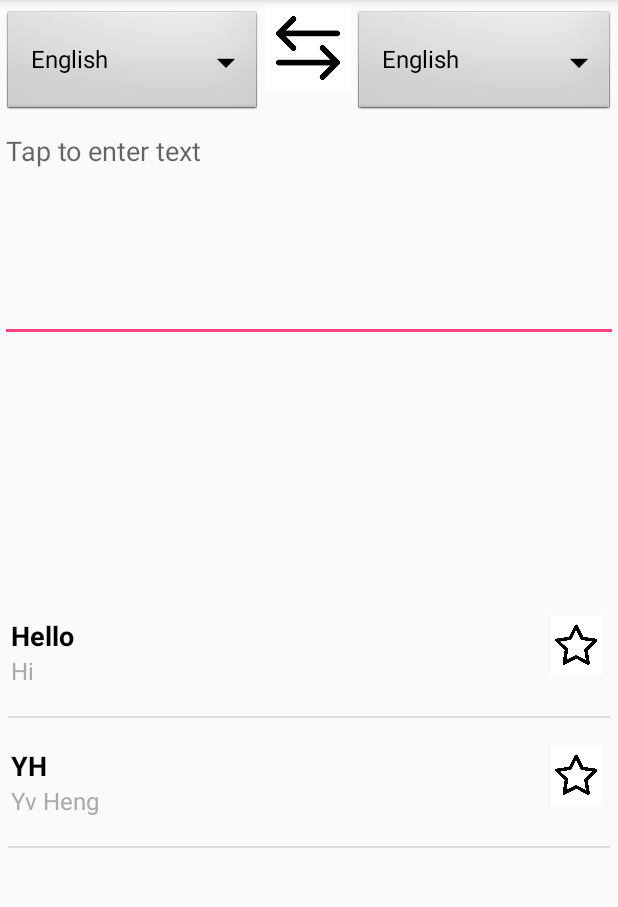
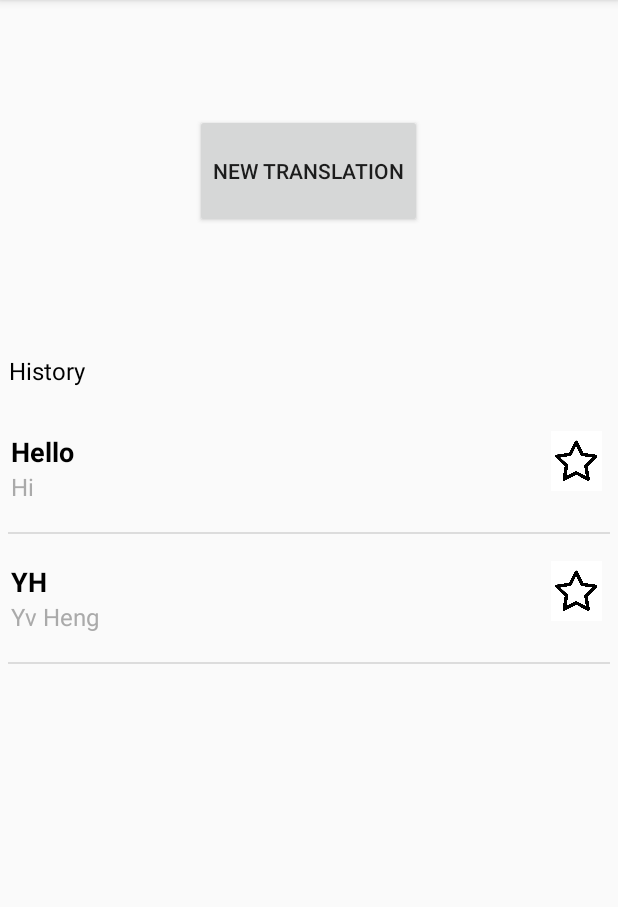
Before and after one commit to yvheng/LexiconDictionary, an Android app: the screen it shows after launch (MainActivity), on a phone screen of 412 x 824 dp, the part 84-991 px from its top. Run offline under Robolectric (Android 15) with nearby library versions, the light colour scheme and no system bars.

Commit message:
UI update

```diff
--- a/app/src/main/java/com/example/family/lexicondictionary/DisplayActivity.java
+++ b/app/src/main/java/com/example/family/lexicondictionary/DisplayActivity.java
@@ -7,14 +7,33 @@ import android.graphics.drawable.Drawable;
 import android.os.Build;
 import android.support.v7.app.AppCompatActivity;
 import android.os.Bundle;
+import android.view.MotionEvent;
+import android.view.View;
+import android.widget.ArrayAdapter;
 import android.widget.ProgressBar;
+import android.widget.Spinner;
 
 public class DisplayActivity extends AppCompatActivity {
+    String[] languages = {"English", "Malay", "Mandarin"}; //for develop purpose only
+
     ProgressBar progressBar;
+    Spinner translateFromList, translateToList, temp;
+
     @Override
     protected void onCreate(Bundle savedInstanceState) {
         super.onCreate(savedInstanceState);
         setContentView(R.layout.activity_display);
+
+        translateFromList= (Spinner)findViewById(R.id.translateFrom);
+        translateToList= (Spinner)findViewById(R.id.translateTo);
+        progressBar= (ProgressBar)findViewById(R.id.progressBar) ;
+        ArrayAdapter<String> spinnerAdapter = new ArrayAdapter<String>(this,
+                android.R.layout.simple_spinner_dropdown_item, languages);
+
+        translateFromList.setAdapter(spinnerAdapter);
+        translateToList.setAdapter(spinnerAdapter);
+        translateFromList.setOnTouchListener(spinnerOnTouch);
+        translateToList.setOnTouchListener(spinnerOnTouch);
 
         if (Build.VERSION.SDK_INT >= Build.VERSION_CODES.LOLLIPOP) {
             progressBar.setProgressTintList(ColorStateList.valueOf(Color.GREEN));
@@ -24,4 +43,24 @@ public class DisplayActivity extends AppCompatActivity {
             progressBar.setProgressDrawable(progressDrawable);
         }
     }
+
+    private View.OnTouchListener spinnerOnTouch = new View.OnTouchListener(){
+        public boolean onTouch(View v, MotionEvent event){
+            if(event.getAction() == MotionEvent.ACTION_UP){
+                //translate(); or refresh();
+            }
+            return true;
+        }
+    };
+
+    public void exchange(View v){
+        temp= (Spinner)findViewById(R.id.translateFrom);
+        ArrayAdapter<String> spinnerAdapter = new ArrayAdapter<String>(this,
+                android.R.layout.simple_spinner_dropdown_item, languages);
+        temp.setAdapter(spinnerAdapter);
+
+        temp.setSelection(translateFromList.getSelectedItemPosition());
+        translateFromList.setSelection(translateToList.getSelectedItemPosition());
+        translateToList.setSelection(temp.getSelectedItemPosition());
+    }
 }
--- a/app/src/main/java/com/example/family/lexicondictionary/MainActivity.java
+++ b/app/src/main/java/com/example/family/lexicondictionary/MainActivity.java
@@ -1,5 +1,6 @@
 package com.example.family.lexicondictionary;
 
+import android.content.Intent;
 import android.support.v7.app.AppCompatActivity;
 import android.os.Bundle;
 import android.view.MotionEvent;
@@ -13,16 +14,10 @@ import android.widget.TextView;
 import com.example.family.lexicondictionary.Adapter.HistoryListAdapter;
 
 public class MainActivity extends AppCompatActivity {
-    String[] languages = {"English", "Malay", "Mandarin"}; //for develop purpose
-
     //SharedPreferences, store all history from that specific user
     String[] originalWordArray = {"Hello","YH"}; //to be added later
     String[] translatedWordArray = {"Hi", "Yv Heng"};
     boolean[] favoriteWord = {false, false};
-
-    TextView textViewTranslatedWord;
-
-    Spinner translateFromList, translateToList, temp;
 
     ListView listView;
     @Override
@@ -32,16 +27,6 @@ public class MainActivity extends AppCompatActivity {
 
         HistoryListAdapter historyListAdapter = new HistoryListAdapter(this,
                 originalWordArray, translatedWordArray, favoriteWord);
-
-        translateFromList= (Spinner)findViewById(R.id.translateFrom);
-        translateToList= (Spinner)findViewById(R.id.translateTo);
-        ArrayAdapter<String> spinnerAdapter = new ArrayAdapter<String>(this,
-                android.R.layout.simple_spinner_dropdown_item, languages);
-
-        translateFromList.setAdapter(spinnerAdapter);
-        translateToList.setAdapter(spinnerAdapter);
-        translateFromList.setOnTouchListener(spinnerOnTouch);
-        translateToList.setOnTouchListener(spinnerOnTouch);
 
         listView = (ListView) findViewById(R.id.historyList);
         listView.setAdapter(historyListAdapter);
@@ -57,22 +42,8 @@ public class MainActivity extends AppCompatActivity {
         });
     }
 
-    private View.OnTouchListener spinnerOnTouch = new View.OnTouchListener(){
-        public boolean onTouch(View v, MotionEvent event){
-            if(event.getAction() == MotionEvent.ACTION_UP){
-                //translate(); or refresh();
-            }
-            return true;
-        }
-    };
-
-    public void exchange(View v){
-        temp= (Spinner)findViewById(R.id.translateFrom);
-        ArrayAdapter<String> spinnerAdapter = new ArrayAdapter<String>(this,
-                android.R.layout.simple_spinner_dropdown_item, languages);
-        temp.setAdapter(spinnerAdapter);
-        temp.setSelection(translateFromList.getSelectedItemPosition());
-        translateFromList.setSelection(translateToList.getSelectedItemPosition());
-        translateToList.setSelection(temp.getSelectedItemPosition());
+    public void newTranslate(View v){
+        Intent intent = new Intent(this, DisplayActivity.class);
+        startActivity(intent);
     }
 }
--- a/app/src/main/res/layout/activity_main.xml
+++ b/app/src/main/res/layout/activity_main.xml
@@ -8,81 +8,37 @@
     android:weightSum="10"
     tools:context="com.example.family.lexicondictionary.MainActivity">
 
-    <LinearLayout
+    <Space
         android:layout_width="match_parent"
         android:layout_height="0dp"
+        android:layout_weight="1"/>
+
+    <Button
+        android:id="@+id/button"
+        android:layout_width="wrap_content"
+        android:layout_height="0dp"
+        android:layout_gravity="center"
         android:layout_weight="1"
-        android:orientation="horizontal"
-        android:layout_marginTop="3dp"
-        android:weightSum="7">
+        android:gravity="center"
+        android:onClick="newTranslate"
+        android:text="@string/text_newTranslate" />
 
-        <Spinner
-            android:id="@+id/translateFrom"
-            android:layout_width="0dp"
-            android:layout_height="match_parent"
-            android:layout_marginBottom="0dp"
-            android:layout_marginLeft="2dp"
-            android:layout_marginRight="2dp"
-            android:layout_marginTop="2dp"
-            android:background="@android:drawable/btn_dropdown"
-            android:spinnerMode="dropdown"
-            android:layout_weight="3" />
-
-        <ImageButton
-            android:id="@+id/exchange"
-            android:layout_width="0dp"
-            android:layout_height="wrap_content"
-            android:layout_weight="1"
-            android:adjustViewBounds="true"
-            android:background="@android:color/white"
-            android:onClick="exchange"
-            android:padding="7dp"
-            android:scaleType="fitCenter"
-            app:srcCompat="@drawable/exchange_button" />
-
-        <Spinner
-            android:id="@+id/translateTo"
-            android:layout_width="0dp"
-            android:layout_height="match_parent"
-            android:layout_marginBottom="0dp"
-            android:layout_marginLeft="2dp"
-            android:layout_marginRight="2dp"
-            android:layout_marginTop="2dp"
-            android:background="@android:drawable/btn_dropdown"
-            android:spinnerMode="dropdown"
-            android:layout_weight="3" />
-
-    </LinearLayout>
-
-    <EditText
-        android:id="@+id/originalWord"
+    <Space
         android:layout_width="match_parent"
         android:layout_height="0dp"
-        android:layout_weight="2"
-        android:ems="10"
-        android:gravity="start"
-        android:hint="@string/txt_enterText"
-        android:inputType="text|textAutoCorrect"
-        android:singleLine="false"
-        android:textAlignment="textStart"
-        android:textColor="@android:color/black"
-        android:textSize="18sp"
-        tools:layout_editor_absoluteX="8dp"
-        tools:layout_editor_absoluteY="81dp" />
+        android:layout_weight="1"/>
 
     <TextView
-        android:id="@+id/translatedWord"
-        android:layout_width="match_parent"
+        android:id="@+id/textView8"
+        android:layout_width="wrap_content"
         android:layout_height="0dp"
-        android:layout_marginBottom="5dp"
-        android:layout_marginLeft="5dp"
-        android:layout_marginRight="5dp"
-        android:layout_marginTop="5dp"
-        android:layout_weight="2"
-        android:gravity="start"
-        android:textAlignment="textStart"
-        android:textColor="@android:color/darker_gray"
-        android:textSize="18sp" />
+        android:layout_marginLeft="6dp"
+        android:layout_weight="0.5"
+        android:gravity="center_vertical"
+        android:layout_gravity="start"
+        android:text="@string/text_history"
+        android:textColor="@android:color/black"
+        android:textSize="16sp" />
 
     <ListView
         android:id="@+id/historyList"
@@ -91,7 +47,7 @@
         android:layout_marginLeft="5dp"
         android:layout_marginRight="5dp"
         android:layout_marginTop="3dp"
-        android:layout_weight="5"
+        android:layout_weight="6.5"
         tools:layout_editor_absoluteX="8dp"
         tools:layout_editor_absoluteY="8dp" />
 </LinearLayout>
--- a/app/src/main/res/values/strings.xml
+++ b/app/src/main/res/values/strings.xml
@@ -21,4 +21,6 @@
     <string name="text_pronunciation">Pronunciation:</string>
 
     <string name="button_add">Add</string>
+    <string name="text_newTranslate">New Translation</string>
+    <string name="text_history">History</string>
 </resources>
```
